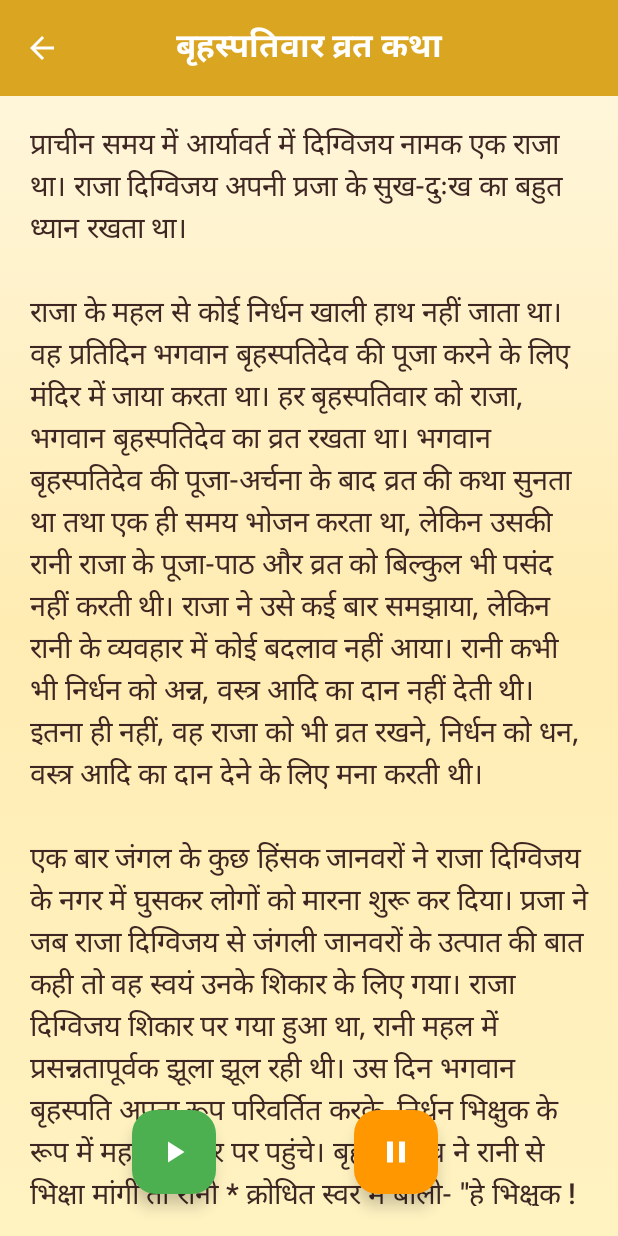
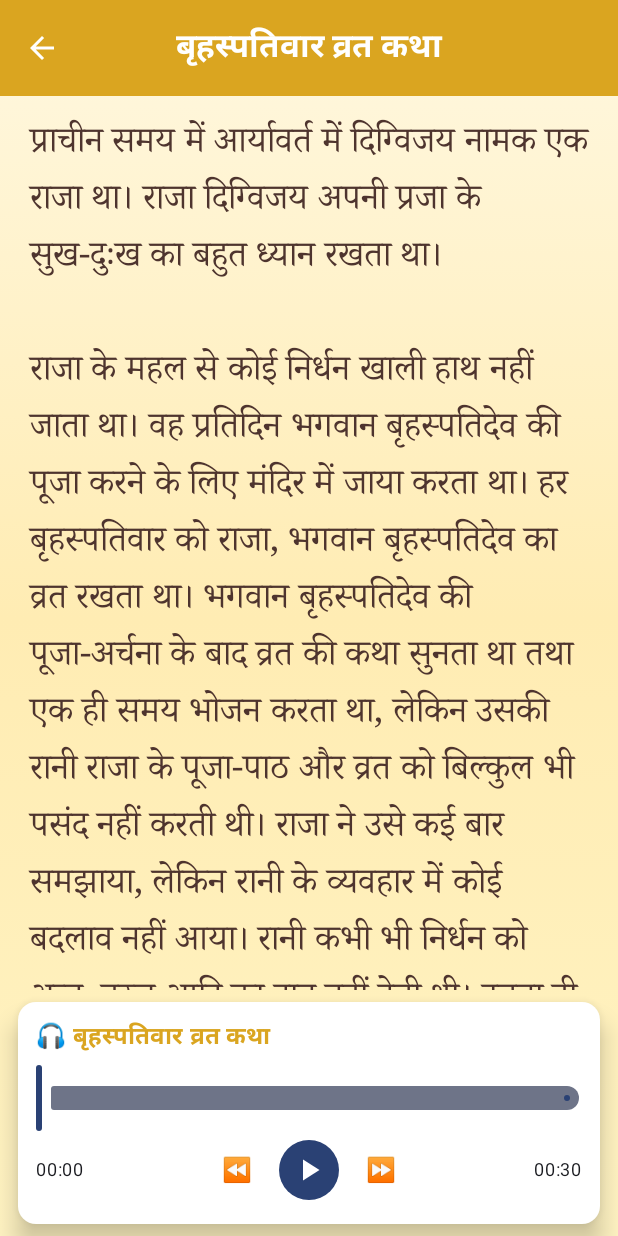
Before and after one commit to SeposTech/BrihaspativarKatha, an Android app built with Jetpack Compose: the composable KathaScreen shown on its own in the app's theme, on a phone screen of 412 x 824 dp. Run offline under Robolectric (Android 15) with nearby library versions, the light colour scheme and no system bars; 2 statements that could not run were skipped.

Commit message:
added katha audio

```diff
--- a/app/src/main/java/com/spiritual/brihaspativarkatha/MainActivity.kt
+++ b/app/src/main/java/com/spiritual/brihaspativarkatha/MainActivity.kt
@@ -5,7 +5,6 @@ import android.net.ConnectivityManager
 import android.os.Bundle
 import androidx.activity.ComponentActivity
 import androidx.activity.compose.setContent
-import androidx.activity.enableEdgeToEdge
 import androidx.compose.runtime.getValue
 import androidx.compose.runtime.mutableStateOf
 import androidx.compose.runtime.setValue
@@ -14,7 +13,6 @@ import com.google.android.play.core.appupdate.AppUpdateManagerFactory
 import com.spiritual.brihaspativarkatha.navigation.Navigation
 import com.spiritual.brihaspativarkatha.screen.NoInternetScreen
 import com.spiritual.brihaspativarkatha.util.NetworkChangeReceiver
-import com.spiritual.brihaspativarkatha.worker.AartiScheduler
 
 class MainActivity : ComponentActivity() {
     lateinit var appUpdateManager: AppUpdateManager
@@ -23,8 +21,6 @@ class MainActivity : ComponentActivity() {
     private lateinit var networkChangeReceiver: NetworkChangeReceiver
     override fun onCreate(savedInstanceState: Bundle?) {
         super.onCreate(savedInstanceState)
-        enableEdgeToEdge()
-        AartiScheduler().schedule(this)
         handleDeepLink()
         appUpdateManager = AppUpdateManagerFactory.create(this)
         networkChangeReceiver = NetworkChangeReceiver { connected ->
--- a/app/src/main/java/com/spiritual/brihaspativarkatha/screen/KathaScreen.kt
+++ b/app/src/main/java/com/spiritual/brihaspativarkatha/screen/KathaScreen.kt
@@ -1,6 +1,7 @@
 package com.spiritual.brihaspativarkatha.screen
 
 import android.app.Activity
+import android.media.MediaPlayer
 import android.view.WindowManager
 import androidx.compose.foundation.background
 import androidx.compose.foundation.gestures.scrollBy
@@ -18,11 +19,15 @@ import androidx.compose.ui.Modifier
 import androidx.compose.ui.graphics.Brush
 import androidx.compose.ui.graphics.Color
 import androidx.compose.ui.platform.LocalContext
+import androidx.compose.ui.text.TextStyle
+import androidx.compose.ui.text.font.FontFamily
+import androidx.compose.ui.text.font.FontWeight
+import androidx.compose.ui.text.style.TextAlign
 import androidx.compose.ui.unit.dp
 import androidx.compose.ui.unit.sp
-import androidx.compose.ui.text.font.FontWeight
-import androidx.compose.ui.text.TextStyle
+import com.spiritual.brihaspativarkatha.R
 import com.spiritual.brihaspativarkatha.data.analytics.AnalyticsHelper
+import com.spiritual.brihaspativarkatha.util.formatTime
 import kotlinx.coroutines.delay
 
 @OptIn(ExperimentalMaterial3Api::class)
@@ -36,6 +41,10 @@ fun KathaScreen(onBack: () -> Unit = {}) {
     val kathaText = remember { brihaspativarKatha }
 
     var isScrolling by remember { mutableStateOf(false) }
+    var isPlayingAudio by remember { mutableStateOf(false) }
+    var currentPosition by remember { mutableIntStateOf(0) }
+    var duration by remember { mutableIntStateOf(0) }
+
 
     // 🔒 Keep screen ON while reading
     DisposableEffect(Unit) {
@@ -46,14 +55,15 @@ fun KathaScreen(onBack: () -> Unit = {}) {
     }
 
     // 🔄 Auto Scroll Effect
-    LaunchedEffect(isScrolling) {
-        if (isScrolling) {
-            while (isScrolling) {
-                if (scrollState.value < scrollState.maxValue) {
-                    scrollState.scrollBy(2f) // 👈 Adjust scroll speed
-                }
-                delay(50) // 👈 Adjust delay (lower = faster)
+    LaunchedEffect(isPlayingAudio) {
+
+        while (isPlayingAudio) {
+
+            if (scrollState.value < scrollState.maxValue) {
+                scrollState.scrollBy(0.8f)
             }
+
+            delay(70)
         }
     }
 
@@ -70,39 +80,27 @@ fun KathaScreen(onBack: () -> Unit = {}) {
                         )
                     )
                 },
-                colors = TopAppBarDefaults.topAppBarColors(containerColor = Color(0xFFDAA520)),
+                colors = TopAppBarDefaults.topAppBarColors(
+                    containerColor = Color(0xFFDAA520)
+                ),
                 navigationIcon = {
                     IconButton(onClick = onBack) {
                         Icon(
                             Icons.Default.ArrowBack,
-                            contentDescription = "Back",
+                            contentDescription = null,
                             tint = Color.White
                         )
                     }
                 }
             )
         },
-        floatingActionButton = {
-            Row(
-                modifier = Modifier
-                    .padding(12.dp)
-                    .fillMaxWidth(),
-                horizontalArrangement = Arrangement.SpaceEvenly
-            ) {
-                FloatingActionButton(
-                    containerColor = Color(0xFF4CAF50),
-                    onClick = { isScrolling = true }
-                ) {
-                    Icon(Icons.Filled.PlayArrow, contentDescription = "Start", tint = Color.White)
-                }
 
-                FloatingActionButton(
-                    containerColor = Color(0xFFFF9800),
-                    onClick = { isScrolling = false }
-                ) {
-                    Icon(Icons.Filled.Pause, contentDescription = "Pause", tint = Color.White)
-                }
-            }
+        // 👇 ADD THIS
+        bottomBar = {
+            KathaAudioPlayer(
+                onPlay = { isPlayingAudio = true },
+                onPause = { isPlayingAudio = false }
+            )
         }
     ) { padding ->
         Box(
@@ -121,17 +119,33 @@ fun KathaScreen(onBack: () -> Unit = {}) {
         ) {
             Column(
                 modifier = Modifier
-                    .padding(20.dp)
+                    .fillMaxSize()
                     .verticalScroll(scrollState)
-                    .fillMaxSize(),
-                horizontalAlignment = Alignment.CenterHorizontally
+                    .padding(
+                        start = 20.dp,
+                        end = 20.dp,
+                        top = 12.dp,      // 👈 add karo
+                        bottom = 110.dp
+                    )
             ) {
                 Text(
                     text = kathaText,
-                    color = Color(0xFF3E2723),
-                    fontSize = 19.sp,
-                    lineHeight = 28.sp,
-                    fontWeight = FontWeight.Medium,
+
+                    style = MaterialTheme.typography.bodyLarge.copy(
+                        fontWeight = FontWeight.Medium
+                    ),
+
+                    color = Color(0xFF4E342E),
+
+                    fontSize = 24.sp,
+
+                    lineHeight = 38.sp,
+
+                    textAlign = TextAlign.Start,
+
+                    fontFamily = FontFamily.Serif,
+
+                    letterSpacing = 0.3.sp
                 )
 
                 Spacer(modifier = Modifier.height(20.dp))
@@ -218,3 +232,157 @@ fun TrackScreenKath(screenName: String) {
         AnalyticsHelper.trackScreen(screenName)
     }
 }
+
+
+@Composable
+fun KathaAudioPlayer(
+    onPlay: () -> Unit,
+    onPause: () -> Unit
+) {
+
+    val context = LocalContext.current
+
+    val mediaPlayer = remember {
+        MediaPlayer.create(
+            context,
+            R.raw.brihaspativar_katha_audio
+        )
+    }
+
+    var isPlaying by remember { mutableStateOf(false) }
+    var currentPosition by remember { mutableIntStateOf(0) }
+
+    val duration = remember {
+        mediaPlayer.duration
+    }
+
+    LaunchedEffect(isPlaying) {
+        while (isPlaying) {
+            currentPosition = mediaPlayer.currentPosition
+            delay(500)
+        }
+    }
+
+    DisposableEffect(Unit) {
+
+        mediaPlayer.setOnCompletionListener {
+            isPlaying = false
+            currentPosition = 0
+            onPause()
+        }
+
+        onDispose {
+            mediaPlayer.release()
+        }
+    }
+
+    Card(
+        modifier = Modifier
+            .fillMaxWidth()
+            .navigationBarsPadding()
+            .padding(horizontal = 12.dp, vertical = 8.dp),
+        elevation = CardDefaults.cardElevation(10.dp),
+        colors = CardDefaults.cardColors(
+            containerColor = Color.White
+        )
+    ) {
+
+        Column(
+            modifier = Modifier.padding(12.dp)
+        ) {
+
+            Text(
+                text = "🎧 बृहस्पतिवार व्रत कथा",
+                fontSize = 16.sp,
+                fontWeight = FontWeight.Bold,
+                color = Color(0xFFDAA520)
+            )
+
+            Spacer(modifier = Modifier.height(4.dp))
+
+            Slider(
+                value = currentPosition.toFloat(),
+                onValueChange = {
+                    currentPosition = it.toInt()
+                    mediaPlayer.seekTo(it.toInt())
+                },
+                valueRange = 0f..duration.toFloat()
+            )
+
+            Row(
+                modifier = Modifier.fillMaxWidth(),
+                verticalAlignment = Alignment.CenterVertically,
+                horizontalArrangement = Arrangement.SpaceBetween
+            ) {
+
+                Text(
+                    text = formatTime(currentPosition),
+                    fontSize = 12.sp
+                )
+
+                Row(
+                    verticalAlignment = Alignment.CenterVertically
+                ) {
+
+                    IconButton(
+                        onClick = {
+                            mediaPlayer.seekTo(
+                                (mediaPlayer.currentPosition - 10000)
+                                    .coerceAtLeast(0)
+                            )
+                        }
+                    ) {
+                        Text("⏪")
+                    }
+
+                    FilledIconButton(
+                        onClick = {
+
+                            if (mediaPlayer.isPlaying) {
+
+                                mediaPlayer.pause()
+                                isPlaying = false
+                                onPause()
+
+                            } else {
+
+                                // First time play hone par 4 sec skip
+                                if (mediaPlayer.currentPosition == 0) {
+                                    mediaPlayer.seekTo(4000)
+                                }
+
+                                mediaPlayer.start()
+                                isPlaying = true
+                                onPlay()
+                            }
+                        }
+                    ) {
+                        Icon(
+                            imageVector = if (isPlaying)
+                                Icons.Default.Pause
+                            else
+                                Icons.Default.PlayArrow,
+                            contentDescription = null
+                        )
+                    }
+
+                    IconButton(
+                        onClick = {
+                            mediaPlayer.seekTo(
+                                (mediaPlayer.currentPosition + 10000)
+                                    .coerceAtMost(duration)
+                            )
+                        }
+                    ) {
+                        Text("⏩")
+                    }
+                }
+
+                Text(
+                    text = formatTime(duration),
+                    fontSize = 12.sp
+                )
+            }
+        }
+    }
+}
--- a/app/src/main/java/com/spiritual/brihaspativarkatha/util/DateUtils.kt
+++ b/app/src/main/java/com/spiritual/brihaspativarkatha/util/DateUtils.kt
@@ -1 +1,14 @@
 package com.spiritual.brihaspativarkatha.util
+
+fun formatTime(ms: Int): String {
+
+    val totalSeconds = ms / 1000
+    val minutes = totalSeconds / 60
+    val seconds = totalSeconds % 60
+
+    return String.format(
+        "%02d:%02d",
+        minutes,
+        seconds
+    )
+}
```
Also changed, not shown: app/src/main/java/com/spiritual/brihaspativarkatha/notification/NotificationHelper.kt (deleted, +0 -98 lines), app/src/main/java/com/spiritual/brihaspativarkatha/worker/AartiScheduler.kt (deleted, +0 -54 lines), app/src/main/java/com/spiritual/brihaspativarkatha/worker/AartiWorker.kt (deleted, +0 -102 lines), 8 other files.
